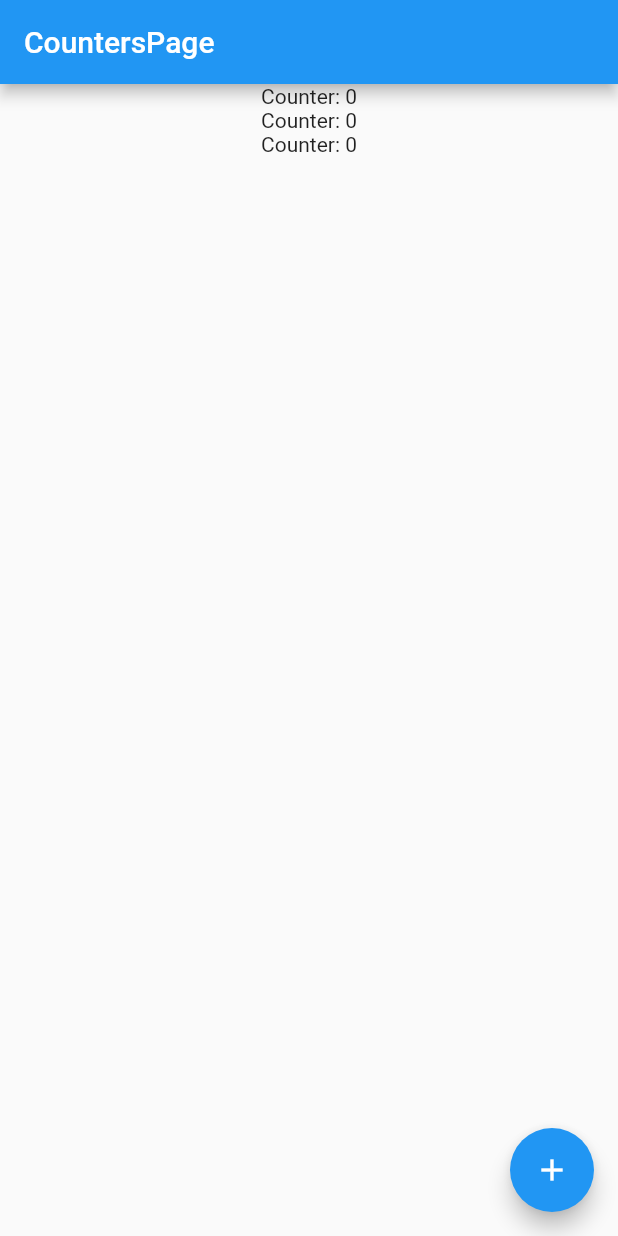
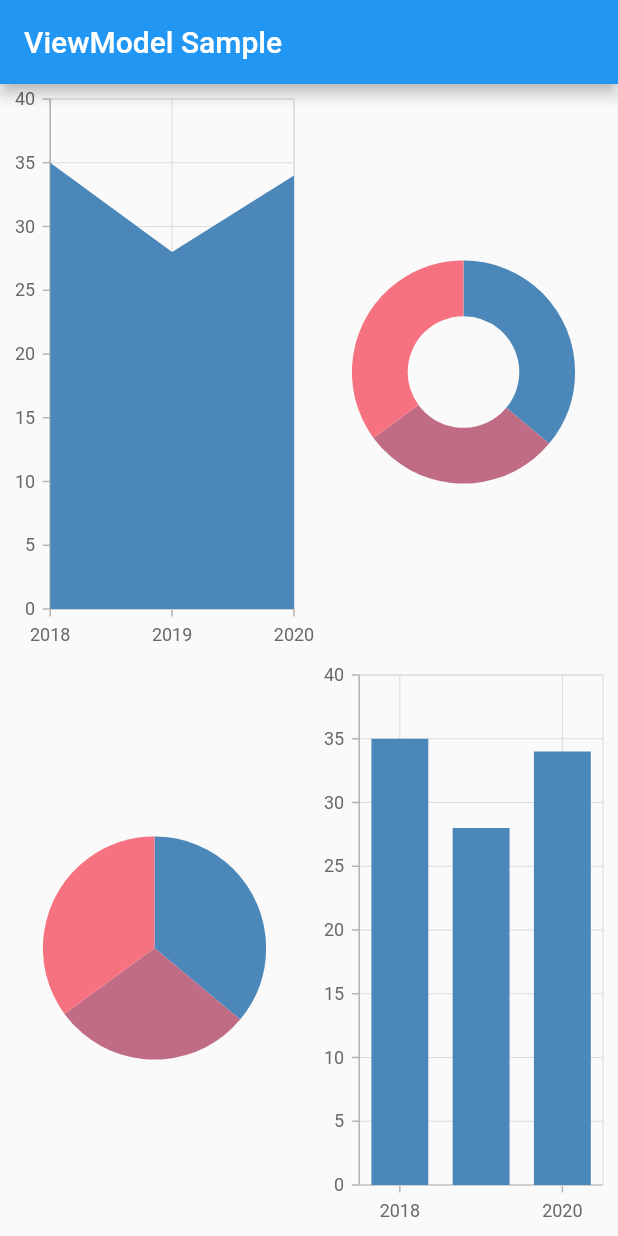
Before and after one commit to SEGVeenstra/viewmodelscope, a Flutter app: the screen it shows after launch, on a phone screen of 412 x 824 dp. Run offline on Flutter 3.47's test engine with Material 2 defaults, Android fonts, the phone set to English and light mode, and no system bars; our stand-ins replace syncfusion_flutter_charts.

Commit message:
Update Example to use charts

```diff
--- a/example/lib/main.dart
+++ b/example/lib/main.dart
@@ -1,23 +1,146 @@
+import 'dart:math';
+
 import 'package:flutter/foundation.dart';
 import 'package:flutter/material.dart';
+import 'package:syncfusion_flutter_charts/charts.dart';
 import 'package:viewmodel/viewmodel.dart';
 
 void main() {
   runApp(MyApp());
 }
 
-/// A [ViewModel] which will keep track of a counter.
-///
-/// Expose [counter] to get the value and
-/// defines [increment] to increment the [counter].
-class CounterViewModel extends ViewModel {
-  final ValueNotifier<int> _counter = ValueNotifier(0);
-  ValueListenable<int> get counter => _counter;
+class ChartViewModel extends ViewModel {
+  final _rng = Random();
 
-  CounterViewModel({Widget child}) : super(child: child);
+  final ValueNotifier<List<ChartData>> _salesData = ValueNotifier([
+    ChartData(2018, 35),
+    ChartData(2019, 28),
+    ChartData(2020, 34),
+  ]);
+  ValueListenable<List<ChartData>> get chartData => _salesData;
 
-  increment() {
-    _counter.value = _counter.value + 1;
+  ChartViewModel({Widget child}) : super(child: child);
+
+  refreshData() {
+    _salesData.value = [
+      ChartData(2018, _rng.nextDouble() * 10),
+      ChartData(2019, _rng.nextDouble() * 10),
+      ChartData(2020, _rng.nextDouble() * 10),
+    ];
+  }
+}
+
+class ChartData {
+  ChartData(this.year, this.values);
+  final int year;
+  final double values;
+}
+
+class PieChart extends ViewModelConsumer<ChartViewModel> {
+  @override
+  Widget buildView(BuildContext context, ChartViewModel viewModel) {
+    return Stack(
+      children: [
+        ValueListenableBuilder<List<ChartData>>(
+            valueListenable: viewModel.chartData,
+            builder: (context, data, _) {
+              return SfCircularChart(
+                series: [
+                  PieSeries<ChartData, int>(
+                      dataSource: data,
+                      xValueMapper: (ChartData data, _) => data.year,
+                      yValueMapper: (ChartData data, _) => data.values)
+                ],
+              );
+            }),
+        InkWell(
+          onTap: () {
+            viewModel.refreshData();
+          },
+        )
+      ],
+    );
+  }
+}
+
+class DoughnutChart extends ViewModelConsumer<ChartViewModel> {
+  @override
+  Widget buildView(BuildContext context, ChartViewModel viewModel) {
+    return Stack(
+      children: [
+        ValueListenableBuilder<List<ChartData>>(
+            valueListenable: viewModel.chartData,
+            builder: (context, data, _) {
+              return SfCircularChart(
+                series: [
+                  DoughnutSeries<ChartData, int>(
+                      dataSource: data,
+                      xValueMapper: (ChartData data, _) => data.year,
+                      yValueMapper: (ChartData data, _) => data.values)
+                ],
+              );
+            }),
+        InkWell(
+          onTap: () {
+            viewModel.refreshData();
+          },
+        )
+      ],
+    );
+  }
+}
+
+class LineChart extends ViewModelConsumer<ChartViewModel> {
+  @override
+  Widget buildView(BuildContext context, ChartViewModel viewModel) {
+    return Stack(
+      children: [
+        ValueListenableBuilder<List<ChartData>>(
+            valueListenable: viewModel.chartData,
+            builder: (context, data, _) {
+              return SfCartesianChart(
+                series: [
+                  AreaSeries<ChartData, int>(
+                      dataSource: data,
+                      xValueMapper: (ChartData data, _) => data.year,
+                      yValueMapper: (ChartData data, _) => data.values)
+                ],
+              );
+            }),
+        InkWell(
+          onTap: () {
+            viewModel.refreshData();
+          },
+        )
+      ],
+    );
+  }
+}
+
+class ColumnChart extends ViewModelConsumer<ChartViewModel> {
+  @override
+  Widget buildView(BuildContext context, ChartViewModel viewModel) {
+    return Stack(
+      children: [
+        ValueListenableBuilder<List<ChartData>>(
+            valueListenable: viewModel.chartData,
+            builder: (context, data, _) {
+              return SfCartesianChart(
+                series: [
+                  ColumnSeries<ChartData, int>(
+                      dataSource: data,
+                      xValueMapper: (ChartData data, _) => data.year,
+                      yValueMapper: (ChartData data, _) => data.values)
+                ],
+              );
+            }),
+        InkWell(
+          onTap: () {
+            viewModel.refreshData();
+          },
+        )
+      ],
+    );
   }
 }
 
@@ -30,64 +153,31 @@ class MyApp extends StatelessWidget {
         primarySwatch: Colors.blue,
         visualDensity: VisualDensity.adaptivePlatformDensity,
       ),
-      home: CounterViewModel(child: CountersPage()),
-    );
-  }
-}
-
-class CountersPage extends ViewModelConsumer<CounterViewModel> {
-  @override
-  Widget buildView(BuildContext context, CounterViewModel viewModel) {
-    return Scaffold(
-      appBar: AppBar(
-        title: Text('CountersPage'),
-      ),
-      body: Column(
-        children: [
-          TextualCounterWidget(),
-          TextualCounterWidget(),
-          TextualCounterWidget(),
-          VisualCounterWidget()
-        ],
-      ),
-      floatingActionButton: FloatingActionButton(
-        onPressed: () {
-          viewModel.increment();
-        },
-        tooltip: 'Increment',
-        child: Icon(Icons.add),
+      home: Scaffold(
+        appBar: AppBar(
+          title: Text('ViewModel Sample'),
+        ),
+        body: ChartViewModel(
+          child: Column(mainAxisSize: MainAxisSize.max, children: [
+            Expanded(
+              child: Row(
+                children: [
+                  Expanded(child: LineChart()),
+                  Expanded(child: DoughnutChart()),
+                ],
+              ),
+            ),
+            Expanded(
+              child: Row(
+                children: [
+                  Expanded(child: PieChart()),
+                  Expanded(child: ColumnChart()),
+                ],
+              ),
+            )
+          ]),
+        ),
       ),
     );
   }
 }
-
-class TextualCounterWidget extends ViewModelConsumer<CounterViewModel> {
-  @override
-  Widget buildView(BuildContext context, CounterViewModel viewModel) {
-    return Center(
-      child: ValueListenableBuilder<int>(
-          valueListenable: viewModel.counter,
-          builder: (context, count, _) {
-            return Text('Counter: $count');
-          }),
-    );
-  }
-}
-
-class VisualCounterWidget extends ViewModelConsumer<CounterViewModel> {
-  @override
-  Widget buildView(BuildContext context, CounterViewModel viewModel) {
-    return ValueListenableBuilder<int>(
-        valueListenable: viewModel.counter,
-        builder: (context, count, _) {
-          return Row(
-            children: List.generate(
-                count,
-                (index) => Container(
-                      color: Colors.amber,
-                      child: Text('$index'),
-                    )),
-          );
-        });
-  }
-}
--- a/example/pubspec.yaml
+++ b/example/pubspec.yaml
@@ -30,6 +30,7 @@ dependencies:
   # The following adds the Cupertino Icons font to your application.
   # Use with the CupertinoIcons class for iOS style icons.
   cupertino_icons: ^1.0.0
+  syncfusion_flutter_charts: ^18.3.44
 
 dev_dependencies:
   flutter_test:
```
Also changed, not shown: example/pubspec.lock.
